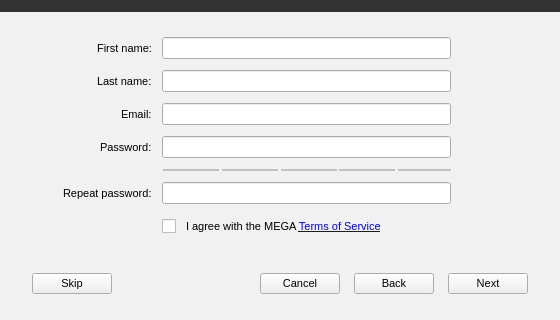
The window that src/MEGASync/gui/linux/SetupWizard.ui (meganz/MEGAsync) describes before a commit, drawn with Qt 5; both pictures show x 0 to 560 and y 140 to 460 of the 560 by 460 pixel window.
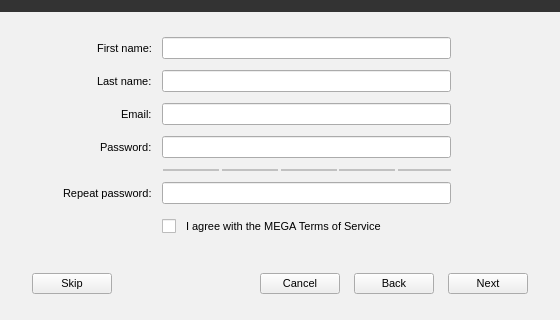
The same window after the commit. Icons and pictures are not drawn. Custom widgets are drawn as their Qt base class.

Patch:
```diff
--- a/src/MEGASync/gui/linux/SetupWizard.ui
+++ b/src/MEGASync/gui/linux/SetupWizard.ui
@@ -844,7 +844,7 @@
                 <string notr="true"/>
                </property>
                <property name="text">
-                <string>I agree with the MEGA &lt;a href=&quot;https://mega.co.nz/#terms&quot;&gt;Terms of Service&lt;/a&gt;</string>
+                <string>I agree with the MEGA &lt;A&gt;Terms of Service&lt;/A&gt;</string>
                </property>
                <property name="textFormat">
                 <enum>Qt::RichText</enum>
```
